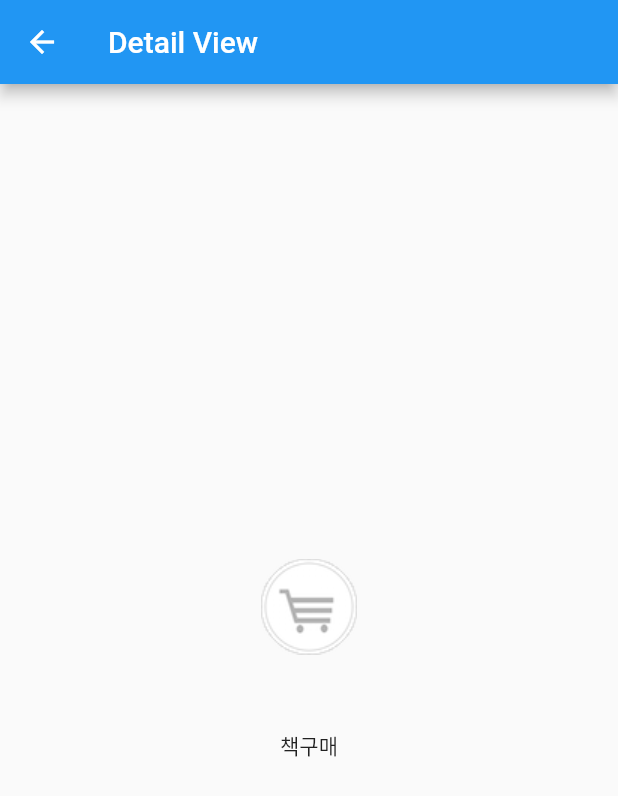
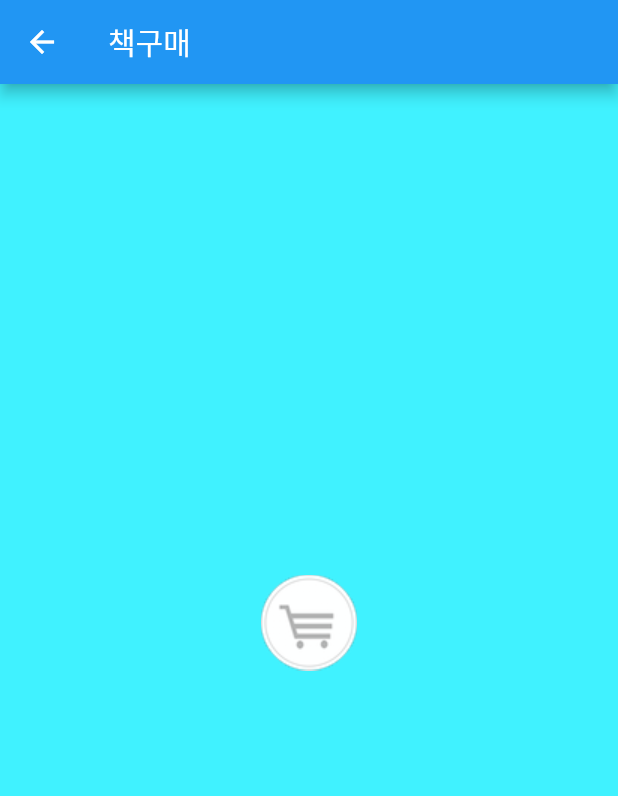
Before and after one commit to HyeogDo/Study_Flutter, a Flutter app: the screen it shows after launch, after a tap on "책구매", on a phone screen of 412 x 824 dp. Shown: the top 796 px of the screen. Run offline on Flutter 3.47's test engine with Material 2 defaults, Android fonts, the phone set to English and light mode, and no system bars; missing offline and left inert: simple_gesture_detector.

Commit message:
[update] 2022.05.23 색 변경, 앱 바 변경 적용

```diff
--- a/test_app/listview_todo_app/lib/detail_list.dart
+++ b/test_app/listview_todo_app/lib/detail_list.dart
@@ -13,9 +13,10 @@ class _DetailListState extends State<DetailList> {
   @override
   Widget build(BuildContext context) {
     return Scaffold(
+      backgroundColor: Message.bcol,
       appBar: AppBar(
-        title: const Text(
-          "Detail View",
+        title: Text(
+          Message.workList,
         ),
       ),
       body: Center(
@@ -28,9 +29,6 @@ class _DetailListState extends State<DetailList> {
             const SizedBox(
               height: 50,
             ),
-            Text(
-              Message.workList
-            ),
           ],
         ),
       ),
--- a/test_app/listview_todo_app/lib/message.dart
+++ b/test_app/listview_todo_app/lib/message.dart
@@ -1,4 +1,7 @@
+import 'package:flutter/material.dart';
+
 class Message{
   static String workList = "";
   static String imagePath = "";
+  static Color bcol = Colors.black;
 }
--- a/test_app/listview_todo_app/lib/table_list.dart
+++ b/test_app/listview_todo_app/lib/table_list.dart
@@ -48,6 +48,8 @@ class _TableListState extends State<TableList> {
                 onTap: () {
                   Message.workList = todoList[position].workList;
                   Message.imagePath = todoList[position].imagePath;
+                  Message.bcol = position % 2 == 0 ? const Color.fromARGB(255, 64, 242, 255)
+                  : Colors.amber;
                   Navigator.push(
                     context,
                     MaterialPageRoute(builder: (context) => const DetailList(),));
```
